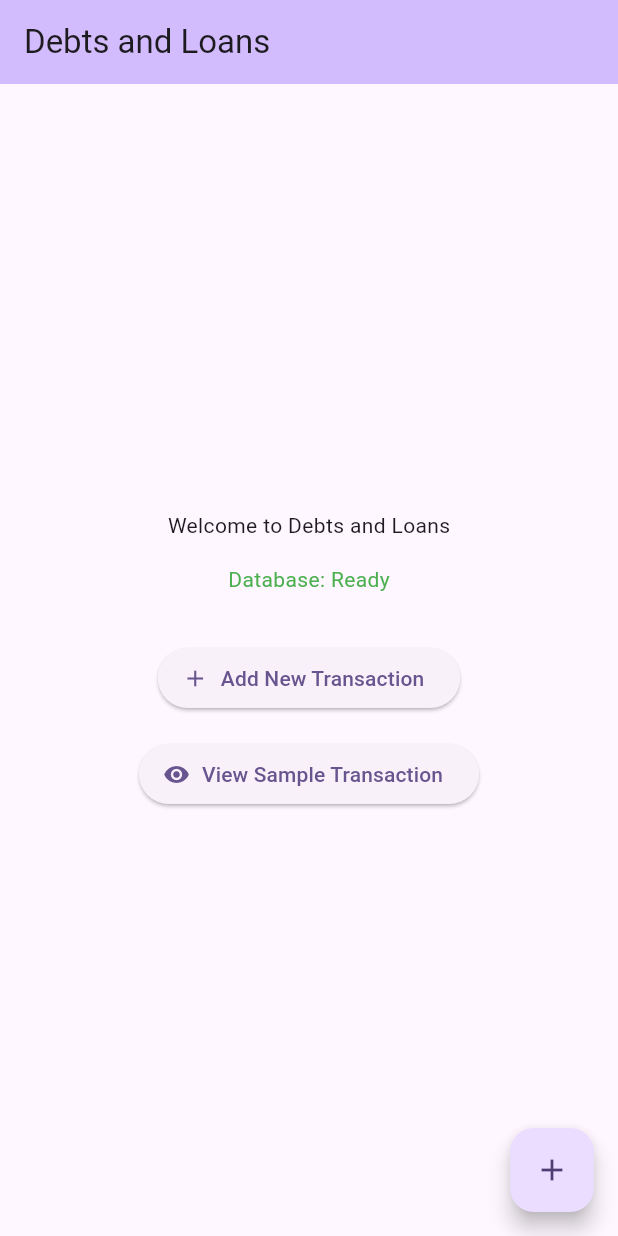
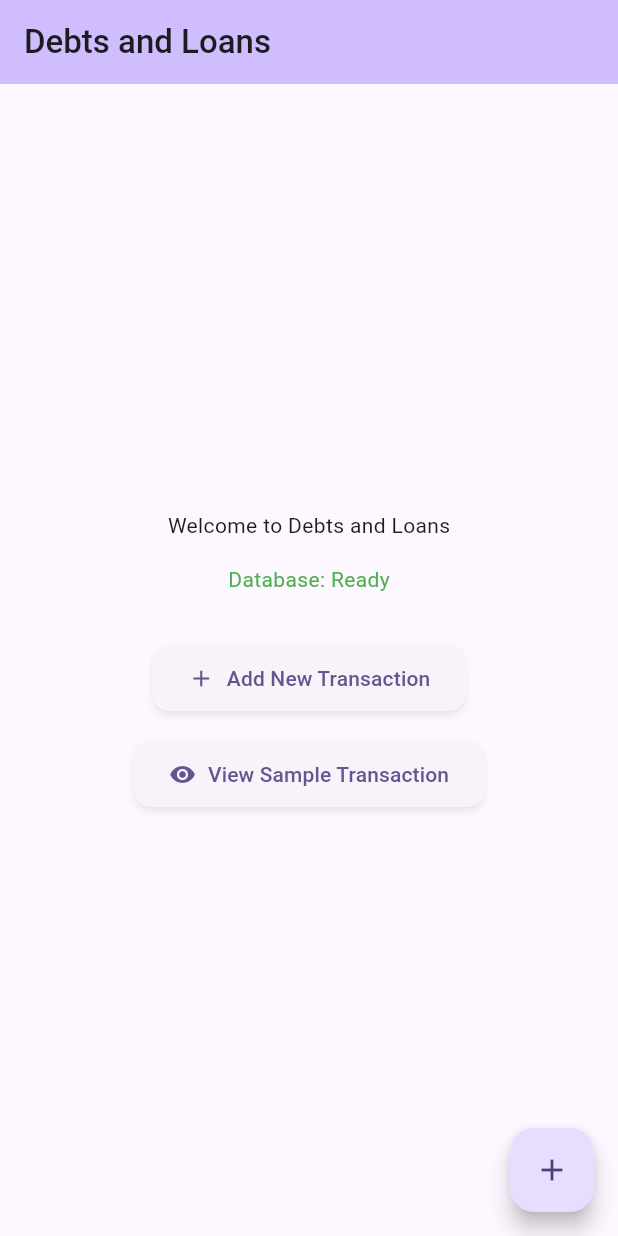
Before and after one commit to tomaszbazan/deptsandloans, a Flutter app: the screen it shows after launch, on a phone screen of 412 x 824 dp. Run offline on Flutter 3.47's test engine with Material 3 defaults, Android fonts, the phone set to English and light mode, and no system bars; our stand-ins replace go_router, isar; accounts and stored records are empty; generated files the repository leaves out were written again.

Commit message:
feat: Configure comprehensive theme system
- Implement a complete Material 3 theme system with distinct configurations for light and dark modes.
- Create `ColorScheme` for both themes using `ColorScheme.fromSeed` with a base color of `0xFF6750A4`.
- Define a full Material 3 `TextTheme` based on the color scheme.
- Configure custom themes for various components, including `AppBar`, `Card`, `Buttons`, `InputDecoration`, `Dialog`, `SnackBar`, and `ListTile`.
- Integrate the new theme system into `MaterialApp` in `main.dart`, replacing the previous default theme.
- Update golden tests for `HomeScreen` to include scenarios for both light and dark themes, generating new dark mode golden files.
- Add a planning document for the theme system implementation (`docs/TASK-0007/plan.md`).
- Mark `TASK-0007` as completed in `backlog.md`.

```diff
--- /dev/null
+++ b/lib/core/theme/app_theme.dart
@@ -0,0 +1,56 @@
+import 'package:flutter/material.dart';
+import 'package:deptsandloans/core/theme/color_schemes.dart';
+import 'package:deptsandloans/core/theme/text_themes.dart';
+import 'package:deptsandloans/core/theme/component_themes.dart';
+
+class AppTheme {
+  static ThemeData lightTheme() {
+    final colorScheme = lightColorScheme;
+    final textTheme = createTextTheme(colorScheme);
+
+    return ThemeData(
+      colorScheme: colorScheme,
+      textTheme: textTheme,
+      useMaterial3: true,
+      brightness: Brightness.light,
+      appBarTheme: createAppBarTheme(colorScheme),
+      elevatedButtonTheme: createElevatedButtonTheme(colorScheme),
+      textButtonTheme: createTextButtonTheme(colorScheme),
+      outlinedButtonTheme: createOutlinedButtonTheme(colorScheme),
+      inputDecorationTheme: createInputDecorationTheme(colorScheme),
+      cardTheme: createCardTheme(colorScheme),
+      floatingActionButtonTheme: createFloatingActionButtonTheme(colorScheme),
+      dialogTheme: createDialogTheme(colorScheme),
+      snackBarTheme: createSnackBarTheme(colorScheme),
+      chipTheme: createChipTheme(colorScheme),
+      listTileTheme: createListTileTheme(colorScheme),
+      scaffoldBackgroundColor: colorScheme.surface,
+      dividerColor: colorScheme.outlineVariant,
+    );
+  }
+
+  static ThemeData darkTheme() {
+    final colorScheme = darkColorScheme;
+    final textTheme = createTextTheme(colorScheme);
+
+    return ThemeData(
+      colorScheme: colorScheme,
+      textTheme: textTheme,
+      useMaterial3: true,
+      brightness: Brightness.dark,
+      appBarTheme: createAppBarTheme(colorScheme),
+      elevatedButtonTheme: createElevatedButtonTheme(colorScheme),
+      textButtonTheme: createTextButtonTheme(colorScheme),
+      outlinedButtonTheme: createOutlinedButtonTheme(colorScheme),
+      inputDecorationTheme: createInputDecorationTheme(colorScheme),
+      cardTheme: createCardTheme(colorScheme),
+      floatingActionButtonTheme: createFloatingActionButtonTheme(colorScheme),
+      dialogTheme: createDialogTheme(colorScheme),
+      snackBarTheme: createSnackBarTheme(colorScheme),
+      chipTheme: createChipTheme(colorScheme),
+      listTileTheme: createListTileTheme(colorScheme),
+      scaffoldBackgroundColor: colorScheme.surface,
+      dividerColor: colorScheme.outlineVariant,
+    );
+  }
+}
--- /dev/null
+++ b/lib/core/theme/color_schemes.dart
@@ -0,0 +1,11 @@
+import 'package:flutter/material.dart';
+
+final lightColorScheme = ColorScheme.fromSeed(
+  seedColor: const Color(0xFF6750A4),
+  brightness: Brightness.light,
+);
+
+final darkColorScheme = ColorScheme.fromSeed(
+  seedColor: const Color(0xFF6750A4),
+  brightness: Brightness.dark,
+);
--- /dev/null
+++ b/lib/core/theme/component_themes.dart
@@ -0,0 +1,149 @@
+import 'package:flutter/material.dart';
+
+AppBarTheme createAppBarTheme(ColorScheme colorScheme) {
+  return AppBarTheme(
+    centerTitle: false,
+    elevation: 0,
+    scrolledUnderElevation: 3,
+    backgroundColor: colorScheme.surface,
+    foregroundColor: colorScheme.onSurface,
+    shadowColor: colorScheme.shadow,
+  );
+}
+
+ElevatedButtonThemeData createElevatedButtonTheme(ColorScheme colorScheme) {
+  return ElevatedButtonThemeData(
+    style: ElevatedButton.styleFrom(
+      elevation: 2,
+      padding: const EdgeInsets.symmetric(horizontal: 24, vertical: 12),
+      shape: RoundedRectangleBorder(
+        borderRadius: BorderRadius.circular(12),
+      ),
+      shadowColor: colorScheme.shadow.withValues(alpha: 0.3),
+    ),
+  );
+}
+
+TextButtonThemeData createTextButtonTheme(ColorScheme colorScheme) {
+  return TextButtonThemeData(
+    style: TextButton.styleFrom(
+      padding: const EdgeInsets.symmetric(horizontal: 16, vertical: 8),
+      shape: RoundedRectangleBorder(
+        borderRadius: BorderRadius.circular(8),
+      ),
+    ),
+  );
+}
+
+OutlinedButtonThemeData createOutlinedButtonTheme(ColorScheme colorScheme) {
+  return OutlinedButtonThemeData(
+    style: OutlinedButton.styleFrom(
+      padding: const EdgeInsets.symmetric(horizontal: 24, vertical: 12),
+      shape: RoundedRectangleBorder(
+        borderRadius: BorderRadius.circular(12),
+      ),
+      side: BorderSide(color: colorScheme.outline),
+    ),
+  );
+}
+
+InputDecorationTheme createInputDecorationTheme(ColorScheme colorScheme) {
+  return InputDecorationTheme(
+    filled: true,
+    fillColor: colorScheme.surfaceContainerHighest,
+    border: OutlineInputBorder(
+      borderRadius: BorderRadius.circular(12),
+      borderSide: BorderSide(color: colorScheme.outline),
+    ),
+    enabledBorder: OutlineInputBorder(
+      borderRadius: BorderRadius.circular(12),
+      borderSide: BorderSide(color: colorScheme.outline),
+    ),
+    focusedBorder: OutlineInputBorder(
+      borderRadius: BorderRadius.circular(12),
+      borderSide: BorderSide(color: colorScheme.primary, width: 2),
+    ),
+    errorBorder: OutlineInputBorder(
+      borderRadius: BorderRadius.circular(12),
+      borderSide: BorderSide(color: colorScheme.error),
+    ),
+    focusedErrorBorder: OutlineInputBorder(
+      borderRadius: BorderRadius.circular(12),
+      borderSide: BorderSide(color: colorScheme.error, width: 2),
+    ),
+    contentPadding: const EdgeInsets.symmetric(horizontal: 16, vertical: 16),
+  );
+}
+
+CardThemeData createCardTheme(ColorScheme colorScheme) {
+  return CardThemeData(
+    elevation: 3,
+    shadowColor: colorScheme.shadow.withValues(alpha: 0.4),
+    shape: RoundedRectangleBorder(
+      borderRadius: BorderRadius.circular(16),
+    ),
+    color: colorScheme.surfaceContainerLow,
+    margin: const EdgeInsets.all(8),
+  );
+}
+
+FloatingActionButtonThemeData createFloatingActionButtonTheme(
+  ColorScheme colorScheme,
+) {
+  return FloatingActionButtonThemeData(
+    elevation: 6,
+    highlightElevation: 12,
+    shape: RoundedRectangleBorder(
+      borderRadius: BorderRadius.circular(16),
+    ),
+    backgroundColor: colorScheme.primaryContainer,
+    foregroundColor: colorScheme.onPrimaryContainer,
+  );
+}
+
+DialogThemeData createDialogTheme(ColorScheme colorScheme) {
+  return DialogThemeData(
+    elevation: 6,
+    shadowColor: colorScheme.shadow.withValues(alpha: 0.5),
+    shape: RoundedRectangleBorder(
+      borderRadius: BorderRadius.circular(28),
+    ),
+    backgroundColor: colorScheme.surface,
+  );
+}
+
+SnackBarThemeData createSnackBarTheme(ColorScheme colorScheme) {
+  return SnackBarThemeData(
+    elevation: 6,
+    behavior: SnackBarBehavior.floating,
+    shape: RoundedRectangleBorder(
+      borderRadius: BorderRadius.circular(12),
+    ),
+    backgroundColor: colorScheme.inverseSurface,
+    contentTextStyle: TextStyle(color: colorScheme.onInverseSurface),
+  );
+}
+
+ChipThemeData createChipTheme(ColorScheme colorScheme) {
+  return ChipThemeData(
+    backgroundColor: colorScheme.surfaceContainerLow,
+    selectedColor: colorScheme.secondaryContainer,
+    disabledColor: colorScheme.surfaceContainerLow.withValues(alpha: 0.38),
+    padding: const EdgeInsets.symmetric(horizontal: 12, vertical: 8),
+    labelStyle: TextStyle(color: colorScheme.onSurface),
+    shape: RoundedRectangleBorder(
+      borderRadius: BorderRadius.circular(8),
+    ),
+  );
+}
+
+ListTileThemeData createListTileTheme(ColorScheme colorScheme) {
+  return ListTileThemeData(
+    contentPadding: const EdgeInsets.symmetric(horizontal: 16, vertical: 8),
+    shape: RoundedRectangleBorder(
+      borderRadius: BorderRadius.circular(12),
+    ),
+    tileColor: colorScheme.surface,
+    selectedTileColor: colorScheme.secondaryContainer.withValues(alpha: 0.5),
+  );
+}
--- /dev/null
+++ b/lib/core/theme/text_themes.dart
@@ -0,0 +1,96 @@
+import 'package:flutter/material.dart';
+
+TextTheme createTextTheme(ColorScheme colorScheme) {
+  return TextTheme(
+    displayLarge: TextStyle(
+      fontSize: 57,
+      fontWeight: FontWeight.w400,
+      letterSpacing: -0.25,
+      color: colorScheme.onSurface,
+    ),
+    displayMedium: TextStyle(
+      fontSize: 45,
+      fontWeight: FontWeight.w400,
+      letterSpacing: 0,
+      color: colorScheme.onSurface,
+    ),
+    displaySmall: TextStyle(
+      fontSize: 36,
+      fontWeight: FontWeight.w400,
+      letterSpacing: 0,
+      color: colorScheme.onSurface,
+    ),
+    headlineLarge: TextStyle(
+      fontSize: 32,
+      fontWeight: FontWeight.w400,
+      letterSpacing: 0,
+      color: colorScheme.onSurface,
+    ),
+    headlineMedium: TextStyle(
+      fontSize: 28,
+      fontWeight: FontWeight.w400,
+      letterSpacing: 0,
+      color: colorScheme.onSurface,
+    ),
+    headlineSmall: TextStyle(
+      fontSize: 24,
+      fontWeight: FontWeight.w400,
+      letterSpacing: 0,
+      color: colorScheme.onSurface,
+    ),
+    titleLarge: TextStyle(
+      fontSize: 22,
+      fontWeight: FontWeight.w500,
+      letterSpacing: 0,
+      color: colorScheme.onSurface,
+    ),
+    titleMedium: TextStyle(
+      fontSize: 16,
+      fontWeight: FontWeight.w500,
+      letterSpacing: 0.15,
+      color: colorScheme.onSurface,
+    ),
+    titleSmall: TextStyle(
+      fontSize: 14,
+      fontWeight: FontWeight.w500,
+      letterSpacing: 0.1,
+      color: colorScheme.onSurface,
+    ),
+    bodyLarge: TextStyle(
+      fontSize: 16,
+      fontWeight: FontWeight.w400,
+      letterSpacing: 0.5,
+      color: colorScheme.onSurface,
+    ),
+    bodyMedium: TextStyle(
+      fontSize: 14,
+      fontWeight: FontWeight.w400,
+      letterSpacing: 0.25,
+      color: colorScheme.onSurface,
+    ),
+    bodySmall: TextStyle(
+      fontSize: 12,
+      fontWeight: FontWeight.w400,
+      letterSpacing: 0.4,
+      color: colorScheme.onSurface,
+    ),
+    labelLarge: TextStyle(
+      fontSize: 14,
+      fontWeight: FontWeight.w500,
+      letterSpacing: 0.1,
+      color: colorScheme.onSurface,
+    ),
+    labelMedium: TextStyle(
+      fontSize: 12,
+      fontWeight: FontWeight.w500,
+      letterSpacing: 0.5,
+      color: colorScheme.onSurface,
+    ),
+    labelSmall: TextStyle(
+      fontSize: 11,
+      fontWeight: FontWeight.w500,
+      letterSpacing: 0.5,
+      color: colorScheme.onSurface,
+    ),
+  );
+}
--- a/lib/main.dart
+++ b/lib/main.dart
@@ -2,6 +2,7 @@ import 'package:flutter/material.dart';
 import 'package:flutter_localizations/flutter_localizations.dart';
 import 'package:deptsandloans/core/database/database_service.dart';
 import 'package:deptsandloans/core/router/app_router.dart';
+import 'package:deptsandloans/core/theme/app_theme.dart';
 import 'package:deptsandloans/l10n/app_localizations.dart';
 import 'dart:developer' as developer;
 
@@ -61,14 +62,8 @@ class DeptsAndLoansApp extends StatelessWidget {
         }
         return supportedLocales.first;
       },
-      theme: ThemeData(
-        colorScheme: ColorScheme.fromSeed(seedColor: Colors.deepPurple, brightness: Brightness.light),
-        useMaterial3: true,
-      ),
-      darkTheme: ThemeData(
-        colorScheme: ColorScheme.fromSeed(seedColor: Colors.deepPurple, brightness: Brightness.dark),
-        useMaterial3: true,
-      ),
+      theme: AppTheme.lightTheme(),
+      darkTheme: AppTheme.darkTheme(),
       themeMode: ThemeMode.system,
     );
   }
```
Also changed, not shown: 7 other files.
